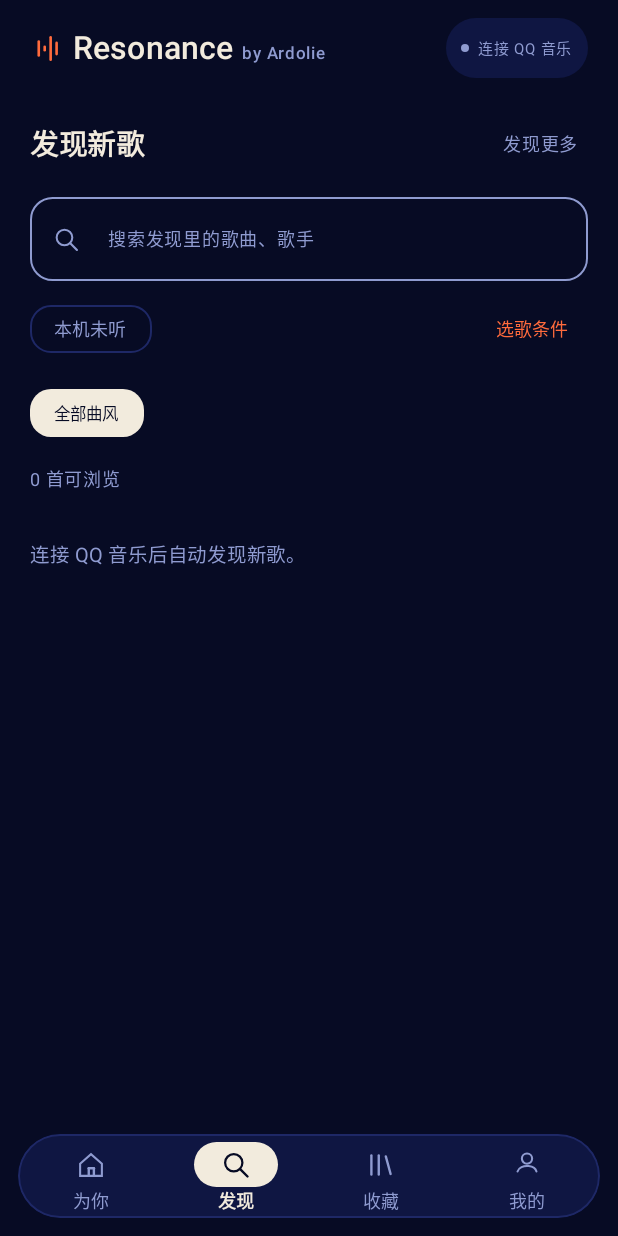
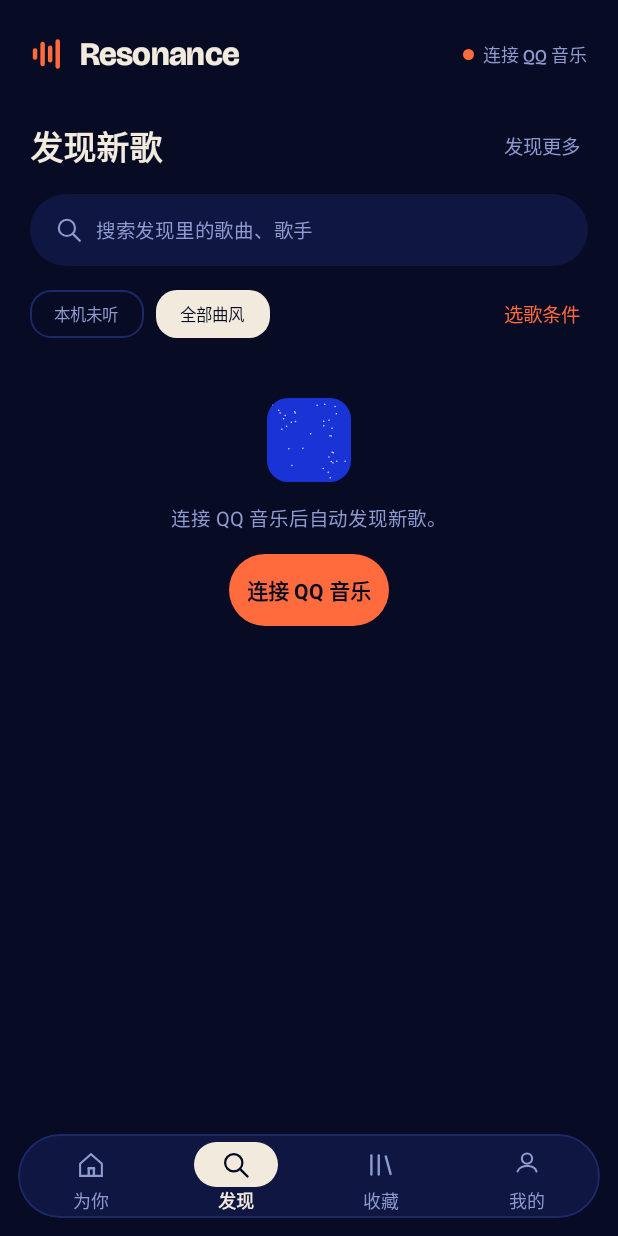
Before and after one commit to asuka520-web/Resonance-Android, an Android app built with Jetpack Compose: the composable ResonanceScreen shown on its own in the app's theme, item 2 of the bottom bar chosen, on a phone screen of 412 x 824 dp. Run offline under Robolectric (Android 15) with nearby library versions, the phone set to English and light mode, and no system bars; pictures from the network do not load.

Commit message:
Migrate Discovery and add tab crossfade

```diff
--- a/app/src/main/java/com/resonance/app/ResonanceComponents.kt
+++ b/app/src/main/java/com/resonance/app/ResonanceComponents.kt
@@ -23,6 +23,7 @@ import androidx.compose.foundation.selection.selectable
 import androidx.compose.foundation.selection.selectableGroup
 import androidx.compose.foundation.shape.CircleShape
 import androidx.compose.foundation.shape.RoundedCornerShape
+import androidx.compose.foundation.text.BasicTextField
 import androidx.compose.material3.Text
 import androidx.compose.runtime.Composable
 import androidx.compose.runtime.CompositionLocalProvider
@@ -40,10 +41,12 @@ import androidx.compose.ui.Modifier
 import androidx.compose.ui.draw.clip
 import androidx.compose.ui.draw.drawWithCache
 import androidx.compose.ui.draw.shadow
+import androidx.compose.ui.focus.onFocusChanged
 import androidx.compose.ui.geometry.CornerRadius
 import androidx.compose.ui.geometry.Offset
 import androidx.compose.ui.geometry.Size
 import androidx.compose.ui.graphics.Color
+import androidx.compose.ui.graphics.SolidColor
 import androidx.compose.ui.graphics.ImageBitmap
 import androidx.compose.ui.graphics.Path
 import androidx.compose.ui.graphics.StrokeCap
@@ -270,7 +273,9 @@ internal fun SectionHeader(title: String, onAction: (() -> Unit)?, action: Strin
 @Composable
 internal fun TrackRow(
     song: QqCatalogueTrack, reason: String, current: Boolean, onPlay: () -> Unit, onDetails: () -> Unit,
-    unfamiliar: Boolean = false, ticker: FrameTicker? = null, batch: BatchSandMotion? = null, row: Int = 0
+    unfamiliar: Boolean = false, ticker: FrameTicker? = null, batch: BatchSandMotion? = null, row: Int = 0,
+    subtitle: String = "", detailsButton: Boolean = false,
+    supporting: @Composable ColumnScope.() -> Unit = {}
 ) {
     Row(Modifier.fillMaxWidth().heightIn(min = 68.dp),
         verticalAlignment = Alignment.CenterVertically, horizontalArrangement = Arrangement.spacedBy(8.dp)) {
@@ -285,13 +290,19 @@ internal fun TrackRow(
             }
             Column(Modifier.weight(1f).padding(vertical = 4.dp), verticalArrangement = Arrangement.spacedBy(1.dp)) {
                 ResonanceText(song.name, 16, color = if (current) ResonancePalette.signal else ResonancePalette.sand, weight = FontWeight.Bold, english = true)
-                ResonanceText(if (unfamiliar) "新歌候选 · ${song.artist}" else song.artist, 12,
+                ResonanceText(subtitle.ifBlank { if (unfamiliar) "新歌候选 · ${song.artist}" else song.artist }, 12,
                     color = ResonancePalette.muted, english = true)
-                if (reason.isNotBlank()) ResonanceText(reason, 12, color = ResonancePalette.signal, english = true)
+                supporting()
+                if (reason.isNotBlank()) ResonanceText(reason, 12, color = ResonancePalette.signal,
+                    english = true, lines = if (detailsButton) 3 else 1)
             }
         }
-        IconAction("播放 ${song.name}", onPlay, ResonancePalette.sand, outline = true) {
-            Glyph(ResonanceGlyph.PLAY, Modifier.size(20.dp), ResonancePalette.sand)
+        if (detailsButton) {
+            IconAction("${song.name}的歌曲详情", onDetails, ResonancePalette.sand, outline = true) {
+                Glyph(ResonanceGlyph.DETAILS, Modifier.size(Space.x4), ResonancePalette.sand)
+            }
+        } else IconAction("播放 ${song.name}", onPlay, ResonancePalette.sand, outline = true) {
+            Glyph(ResonanceGlyph.PLAY, Modifier.size(Space.x5), ResonancePalette.sand)
         }
     }
 }
@@ -313,7 +324,7 @@ internal fun Dock(
         if (song != null) {
             Canvas(Modifier.fillMaxWidth().height(2.dp)) {
                 val frame = clock.value
-                val advancing = tab == 0 && animate && player.playing
+                val advancing = animate && player.playing
                 val progress = if (frame.mid == song.mid && player.durationMs > 0)
                     (playhead.position(song.mid, frame.positionMs, if (advancing) ticker.time else 0L, advancing) /
                         player.durationMs).coerceIn(0f, 1f) else 0f
@@ -484,3 +495,38 @@ internal fun ErrorState(title: String, message: String, action: String? = null,
         if (action != null && onAction != null) OutlineButton(action, onAction)
     }
 }
+
+@Composable
+internal fun SearchField(value: String, onValueChange: (String) -> Unit, hint: String) {
+    var focused by remember { mutableStateOf(false) }
+    val border = if (focused) Modifier.border(Space.focus, ResonancePalette.sand, Corners.search) else Modifier
+    BasicTextField(value, onValueChange,
+        modifier = Modifier.fillMaxWidth().heightIn(min = Space.touch).onFocusChanged { focused = it.isFocused }
+            .clip(Corners.search).background(ResonancePalette.surface).then(border)
+            .semantics { contentDescription = hint },
+        singleLine = true, cursorBrush = SolidColor(ResonancePalette.signal),
+        textStyle = resonanceTextStyle(TypeSize.body, FontWeight.Medium, true).copy(color = ResonancePalette.sand),
+        decorationBox = { field ->
+            Row(Modifier.padding(horizontal = Space.x4, vertical = Space.x3),
+                verticalAlignment = Alignment.CenterVertically, horizontalArrangement = Arrangement.spacedBy(Space.x2)) {
+                Glyph(ResonanceGlyph.SEARCH, Modifier.size(Space.x5), ResonancePalette.muted)
+                Box(Modifier.weight(1f)) {
+                    if (value.isEmpty()) Text(hint, fontSize = TypeSize.action, color = ResonancePalette.muted)
+                    field()
+                }
+            }
+        })
+}
+
+@Composable
+internal fun GenreTile(label: String, seed: String, selected: Boolean, onClick: () -> Unit, modifier: Modifier = Modifier) {
+    val interaction = remember { MutableInteractionSource() }
+    val selectedLine = if (selected) Modifier.border(Space.focus, ResonancePalette.signal, Corners.cover) else Modifier
+    Column(modifier.heightIn(min = Space.touch).selectable(selected, interaction, LocalIndication.current, role = Role.Button,
+        onClick = onClick).resonancePress(interaction),
+        horizontalAlignment = Alignment.CenterHorizontally, verticalArrangement = Arrangement.spacedBy(Space.x1)) {
+        SandPlate("genre:$seed", Modifier.fillMaxWidth().aspectRatio(1f).then(selectedLine), density = .55f)
+        Text(label, color = if (selected) ResonancePalette.signal else ResonancePalette.sand,
+            fontSize = TypeSize.caption, maxLines = 2, overflow = TextOverflow.Ellipsis)
+    }
+}
--- a/app/src/main/java/com/resonance/app/ResonanceScreen.kt
+++ b/app/src/main/java/com/resonance/app/ResonanceScreen.kt
@@ -8,6 +8,7 @@ import androidx.compose.animation.Crossfade
 import androidx.compose.animation.fadeIn
 import androidx.compose.animation.fadeOut
 import androidx.compose.animation.core.tween
+import androidx.compose.animation.core.snap
 import androidx.compose.foundation.Canvas
 import androidx.compose.foundation.Image
 import androidx.compose.foundation.background
@@ -253,6 +254,16 @@ private fun descriptorName(value:String)=when(value){"mood:bright"->"明快";"mo
         }
     }
 }
+@Composable
+private fun TrackGenres(genre: CatalogueGenre?) {
+    val labels = genre?.labels.orEmpty()
+    if (labels.isEmpty()) Text(GenreLookupPolicy.description(genre), color = Muted, fontSize = TypeSize.caption)
+    else CompleteTagRow(labels)
+    if (genre?.descriptors?.isNotEmpty() == true) {
+        Text("曲库线索 · " + genre.descriptors.sorted().joinToString(" · ") { descriptorName(it) },
+            color = Muted, fontSize = TypeSize.caption, maxLines = 1, overflow = TextOverflow.Ellipsis)
+    }
+}
 @Composable private fun LegacyTrackRow(song:QqCatalogueTrack, labels:Set<String>, onClick:()->Unit, current:Boolean=false, note:String="", genre:CatalogueGenre?=null,onDetails:(()->Unit)?=null) {
     Row(Modifier.fillMaxWidth().clip(RoundedCornerShape(12.dp)).clickable(onClick=onClick).padding(vertical=8.dp),verticalAlignment=Alignment.CenterVertically) {
         AlbumCover(song,Modifier.size(52.dp).clip(RoundedCornerShape(10.dp)))
@@ -291,7 +302,8 @@ internal fun ResonanceScreen(library:LibraryState, player:PlayerStatus, onLogin:
     var unheardOnly by remember {mutableStateOf(false)}
     var discoveryGenre by remember {mutableStateOf<String?>(null)}
     var cooldownSeconds by remember {mutableIntStateOf(settings.getInt("qq_direction_cooldown_seconds",0).takeIf {it in DirectionCooldown.options}?:0)}
-    val listState=rememberLazyListState()
+    val pages = listOf(rememberLazyListState(), rememberLazyListState(), rememberLazyListState(), rememberLazyListState())
+    val listState = pages[tab]
     LaunchedEffect(tab) {listState.scrollToItem(0)}
     var expandedPlayer by remember {mutableStateOf(false)}
     var detailSong by remember {mutableStateOf<QqCatalogueTrack?>(null)}
@@ -323,7 +335,8 @@ internal fun ResonanceScreen(library:LibraryState, player:PlayerStatus, onLogin:
     val connected=library.accountScope.isNotBlank()
     val motionEnvironment = rememberMotionEnvironment()
     val motionEnabled = motionEnvironment.enabled
-    val homeActive = tab == 0 && !expandedPlayer && detailSong == null && !showIntent && !showScoreReset && feedbackSong == null && !showDirectionHistory
+    val controlsActive = !expandedPlayer && detailSong == null && !showIntent && !showScoreReset && feedbackSong == null && !showDirectionHistory
+    val homeActive = tab == 0 && controlsActive
     val canAnimateBatch = rememberUpdatedState(motionEnabled && homeActive)
     val ticker = remember { FrameTicker() }
     val renderer = remember { HomeSandRenderer() }
@@ -364,8 +377,15 @@ internal fun ResonanceScreen(library:LibraryState, player:PlayerStatus, onLogin:
         val animate = motionEnabled && homeActive && logoVisible
         logo.update(if (player.playing && animate) 1f else 0f, Motion.LogoRest, Motion.settle, ticker, animate)
     }
-    RunResonanceFrames(ticker, motionEnabled && homeActive,
-        player.playing && (current != null || plateVisible || logoVisible), animatePlate)
+    val browserEntries = rememberDiscoveryEntries(library, discoverySearch, unheardOnly, discoveryGenre, tab == 1)
+    val discoveryGenres = remember(library.discoveries, library.genres) {
+        library.discoveries.flatMap { library.genres[it.mid]?.labels.orEmpty() }.distinct().sorted().chunked(4)
+    }
+    val discoveryLoading by remember(pages[1]) { derivedStateOf { pages[1].partVisible("discovery-loading") } }
+    val animateDiscovery = tab == 1 && controlsActive && discoveryLoading
+    RunResonanceFrames(ticker, motionEnabled && controlsActive,
+        player.playing && (current != null || animatePlate || homeActive && logoVisible) || animateDiscovery,
+        animatePlate || animateDiscovery)
     val hasPlateWork by remember(ticker) { derivedStateOf { ticker.hasSandWork() } }
     MonitorResonanceFrames(ticker, motionEnabled && animatePlate && (player.playing || hasPlateWork) && !ticker.reducedQuality)
     fun refreshBatch(mid: String, count: Int) {
@@ -393,29 +413,22 @@ internal fun ResonanceScreen(library:LibraryState, player:PlayerStatus, onLogin:
     LaunchedEffect(expandedPlayer,current?.mid,detailSong?.mid) {
         if(connected)(detailSong?.mid?:current?.mid?.takeIf {expandedPlayer})?.let(onRefreshFavorite)
     }
-    val browserEntries=if(tab==1) rememberDiscoveryEntries(library,discoverySearch,unheardOnly,discoveryGenre) else null
     ResonanceTheme { CompositionLocalProvider(LocalResonanceMotion provides motionEnabled) {
         Box(Modifier.fillMaxSize()) {
-        Scaffold(containerColor=if(tab==0) ResonancePalette.ink else Ink,bottomBar={
+        Scaffold(containerColor=ResonancePalette.ink,bottomBar={
             Dock(tab, current, player, clock, seedArtwork, ticker, {tab=it}, {expandedPlayer=true},
                 onPlaybackMode, onToggle, onNext)
         }) {padding ->
             Box(Modifier.fillMaxSize().padding(padding)) {
-            LazyColumn(Modifier.fillMaxSize(),state=listState,contentPadding=PaddingValues(horizontal=20.dp,vertical=12.dp),verticalArrangement=Arrangement.spacedBy(8.dp)) {
-                if(tab==0) item(key = "resonance-logo") {
-                    TopBar(connected, ticker, logo, homeActive && logoVisible) {if(connected) tab=3 else onLogin()}
-                } else item {
-                    Row(Modifier.fillMaxWidth().padding(bottom=6.dp),verticalAlignment=Alignment.CenterVertically) {
-                        Glyph(ResonanceGlyph.WAVE,Modifier.size(23.dp),Accent)
-                        Text(resonanceWordmark, fontSize = 21.sp, fontWeight = FontWeight.SemiBold, lineHeight = 23.sp,
-                            modifier = Modifier.weight(1f).padding(start = 5.dp, end = 8.dp), maxLines = 2)
-                        Row(Modifier.clip(CircleShape).background(Panel).clickable {if(!connected)onLogin() else tab=3}.padding(horizontal=10.dp,vertical=8.dp),verticalAlignment=Alignment.CenterVertically) {
-                            Box(Modifier.size(5.dp).clip(CircleShape).background(if(connected)Accent else Muted))
-                            Text(if(connected)"QQ 音乐已连接" else "连接 QQ 音乐",fontSize=10.sp,color=Muted,modifier=Modifier.padding(start=6.dp))
-                        }
-                    }
+            Crossfade(tab, animationSpec = if (motionEnabled) tween(Motion.PageFade, easing = Motion.easeInOut) else snap(),
+                label = "primary page") { page ->
+            LazyColumn(Modifier.fillMaxSize(), state = pages[page],
+                contentPadding = PaddingValues(horizontal = Space.x5, vertical = Space.x3),
+                verticalArrangement = Arrangement.spacedBy(Space.x2)) {
+                item(key = "resonance-logo") {
+                    TopBar(connected, ticker, logo, page == 0 && homeActive && logoVisible) { if (connected) tab = 3 else onLogin() }
                 }
-                if(tab==0) {
+                if(page==0) {
                     val refreshSimilar: () -> Unit = { seed?.let { QqLibrary.similar(it.mid) } }
                     item(key = "resonance-plate") {
                         HomePlate(seed, seedCover, renderer, ticker, animatePlate, player.playing,
@@ -470,43 +483,61 @@ internal fun ResonanceScreen(library:LibraryState, player:PlayerStatus, onLogin:
                     if(connected)item {
                         SectionHeader("收藏外候选 · ${library.outsideCount} 首", {tab=1}, "去发现")
                     }
-                } else if(tab==1) {
-                    item {SectionTitle("发现新歌",if(library.discovering)"发现中…" else "发现更多",if(library.discovering)null else onRefreshDiscovery)}
-                    item {OutlinedTextField(discoverySearch,{discoverySearch=it},modifier=Modifier.fillMaxWidth(),singleLine=true,
-                        placeholder={Text("搜索发现里的歌曲、歌手",fontSize=12.sp)},leadingIcon={Glyph(ResonanceGlyph.SEARCH,Modifier.size(19.dp),Muted)},shape=RoundedCornerShape(15.dp))}
+                } else if(page==1) {
+                    item { SectionHeader("发现新歌", onRefreshDiscovery.takeUnless { library.discovering },
+                        if (library.discovering) "发现中…" else "发现更多") }
+                    item { SearchField(discoverySearch, { discoverySearch = it }, "搜索发现里的歌曲、歌手") }
                     item {
-                        Row(Modifier.fillMaxWidth(),horizontalArrangement=Arrangement.SpaceBetween,verticalAlignment=Alignment.CenterVertically) {
-                            FilterChip(selected=unheardOnly,onClick={unheardOnly=!unheardOnly},label={Text("本机未听",fontSize=12.sp)})
-                            TextButton(onClick={draftIntent=library.intent;scoreTab=false;showIntent=true}){
-                                Text(if(library.intent.active)"调整已选条件" else "选歌条件",fontSize=12.sp)
-                            }
+                        Row(Modifier.fillMaxWidth(), horizontalArrangement = Arrangement.spacedBy(Space.x2),
+                            verticalAlignment = Alignment.CenterVertically) {
+                            PlaybackChip("本机未听", unheardOnly) { unheardOnly = !unheardOnly }
+                            PlaybackChip("全部曲风", discoveryGenre == null) { discoveryGenre = null }
+                            Spacer(Modifier.weight(1f))
+                            TextAction(if (library.intent.active) "调整已选条件" else "选歌条件",
+                                { draftIntent = library.intent; scoreTab = false; showIntent = true }, Accent)
                         }
                     }
-                    item {Row(Modifier.horizontalScroll(rememberScrollState()),horizontalArrangement=Arrangement.spacedBy(8.dp)) {
-                        FilterChip(selected=discoveryGenre==null,onClick={discoveryGenre=null},label={Text("全部曲风",fontSize=11.sp)})
-                        library.discoveries.flatMap {library.genres[it.mid]?.labels.orEmpty()}.distinct().sorted().forEach {label ->
-                            FilterChip(selected=discoveryGenre==label,onClick={discoveryGenre=label},label={Text(genreName(label),fontSize=11.sp)})
+                    items(discoveryGenres, key = { "genre-grid-${it.first()}" }) { row ->
+                        Row(Modifier.fillMaxWidth(), horizontalArrangement = Arrangement.spacedBy(Space.x2)) {
+                            row.forEach { label ->
+                                GenreTile(genreName(label), label, discoveryGenre == label, { discoveryGenre = label }, Modifier.weight(1f))
+                            }
+                            repeat(4 - row.size) { Spacer(Modifier.weight(1f)) }
                         }
-                    }}
-                    val entries=browserEntries.orEmpty()
-                    item {Row(Modifier.fillMaxWidth(),verticalAlignment=Alignment.CenterVertically) {
-                        Text(if(browserEntries==null && connected) "正在整理候选…" else "${entries.size} 首可浏览",
-                            fontSize=12.sp,color=Muted,modifier=Modifier.weight(1f))
-                        if(entries.isNotEmpty()) Button(onClick={onPlayDiscovery(entries.take(100).map {it.song.mid},null)}) {
-                            Text(if(entries.size>100)"播放前 100 首" else "播放这批",fontSize=12.sp)
+                    }
+                    val entries = browserEntries.orEmpty()
+                    if (entries.isNotEmpty()) item {
+                        Row(Modifier.fillMaxWidth(), verticalAlignment = Alignment.CenterVertically) {
+                            Text("${entries.size} 首可浏览", fontSize = TypeSize.secondary, color = Muted, modifier = Modifier.weight(1f))
+                            PrimaryButton(if (entries.size > 100) "播放前 100 首" else "播放这批",
+                                { onPlayDiscovery(entries.take(100).map { it.song.mid }, null) })
                         }
-                    }}
-                    if(entries.isEmpty() && (browserEntries!=null || !connected))item {Text(if(!connected)"连接 QQ 音乐后自动发现新歌。" else if(library.discovering)"正在寻找候选，稍后就会出现。" else
-                        "暂无符合条件的新歌，可清除筛选或点“发现更多”。",color=Muted,fontSize=13.sp,modifier=Modifier.padding(vertical=18.dp))}
-                    items(entries,key={it.song.mid}) {entry ->
-                        LegacyTrackRow(entry.song,library.genres[entry.song.mid]?.labels.orEmpty(),{
-                            val index=entries.indexOfFirst {it.song.mid==entry.song.mid}
-                            val window=entries.drop((index-10).coerceAtLeast(0)).take(100)
-                            onPlayDiscovery(window.map {it.song.mid},entry.song.mid)
-                        },entry.song.mid==player.mid,note=entry.song.artist + if(entry.locallyHeard)" · 本机有记录" else "",genre=library.genres[entry.song.mid],onDetails={detailSong=entry.song})
-                        Text(entry.reason,color=Muted,fontSize=10.sp,lineHeight=17.sp,modifier=Modifier.padding(start=65.dp,bottom=8.dp))
                     }
-                } else if(tab==2) {
+                    if (entries.isEmpty()) when {
+                        !connected -> item { EmptyState("连接 QQ 音乐后自动发现新歌。", "连接 QQ 音乐", onLogin) }
+                        browserEntries == null || library.discovering -> item(key = "discovery-loading") {
+                            LoadingState(if (library.discovering) "正在寻找候选，稍后就会出现。" else "正在整理候选…",
+                                ticker, animateDiscovery)
+                        }
+                        library.discoveryMessage.contains("失败") -> item {
+                            ErrorState("发现新歌", library.discoveryMessage, "发现更多", onRefreshDiscovery)
+                        }
+                        else -> item { EmptyState("暂无符合条件的新歌，可清除筛选或点“发现更多”。", "发现更多", onRefreshDiscovery) }
+                    }
+                    if (entries.isNotEmpty() && library.discoveryMessage.contains("失败")) item {
+                        ErrorState("发现新歌", library.discoveryMessage, "发现更多", onRefreshDiscovery)
+                    }
+                    items(entries, key = { it.song.mid }) { entry ->
+                        val song = entry.song
+                        val genre = library.genres[song.mid]
+                        TrackRow(song, entry.reason, song.mid == player.mid, {
+                            val index = entries.indexOfFirst { it.song.mid == song.mid }
+                            val window = entries.drop((index - 10).coerceAtLeast(0)).take(100)
+                            onPlayDiscovery(window.map { it.song.mid }, song.mid)
+                        }, { detailSong = song }, subtitle = song.artist + if (entry.locallyHeard) " · 本机有记录" else "",
+                            detailsButton = true) { TrackGenres(genre) }
+                    }
+                } else if(page==2) {
                     item {SectionTitle(library.openedPlaylist?.name ?: "我的收藏",
                         if(library.openedPlaylist!=null)"返回收藏" else if(library.syncing)"同步中…" else "同步收藏",
                         {if(library.openedPlaylist!=null) QqLibrary.closePlaylist() else onSync()})}
@@ -618,6 +649,7 @@ internal fun ResonanceScreen(library:LibraryState, player:PlayerStatus, onLogin:
                     if(connected)item {TextButton(onClick=onLogout) {Text("退出 QQ 音乐账号",color=ResonancePalette.signal,fontSize=12.sp)}}
                     item {Text("RESONANCE · 共鸣 ${BuildConfig.VERSION_NAME}",color=Muted.copy(alpha=.5f),fontSize=10.sp,letterSpacing=1.5.sp,modifier=Modifier.padding(vertical=18.dp))}
                 }
+            }
             }
             DirectionChangeBanner(notice, Modifier.align(Alignment.BottomCenter).padding(bottom = 10.dp))
             }
@@ -898,13 +930,13 @@ private fun directionStateName(state:String)=when(state){"PLAYING"->"已确认
 }
 @Composable
 private fun rememberDiscoveryEntries(
-    library: LibraryState, search: String, unheardOnly: Boolean, genre: String?
+    library: LibraryState, search: String, unheardOnly: Boolean, genre: String?, active: Boolean
 ): List<DiscoveryEntry>? {
     val input = remember(library.favorites, library.discoveries, library.genres, library.listening,
         library.scoreSignals, library.manualScores, library.discoverySources, library.intent) { library }
     return key(library.accountScope, library.intent, search, unheardOnly, genre) {
         var entries by remember { mutableStateOf<List<DiscoveryEntry>?>(null) }
-        LaunchedEffect(input) {
+        if (active) LaunchedEffect(input) {
             entries = withContext(Dispatchers.Default) { DiscoveryBrowser.entries(input, search, unheardOnly, genre) }
         }
         entries
```
